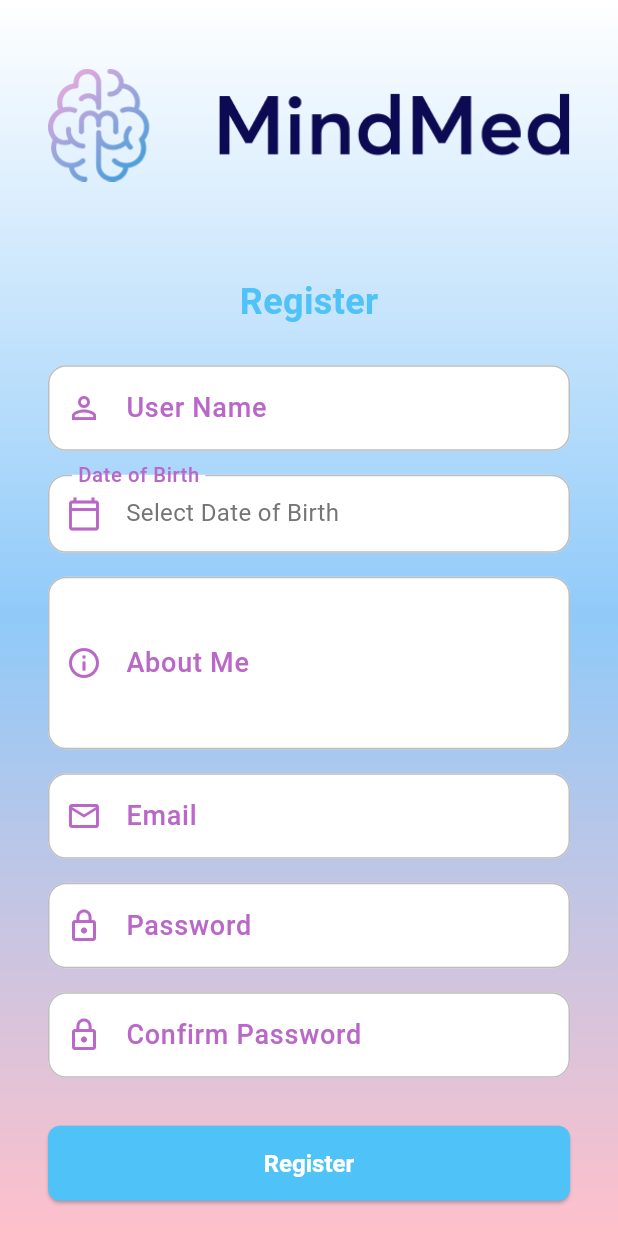
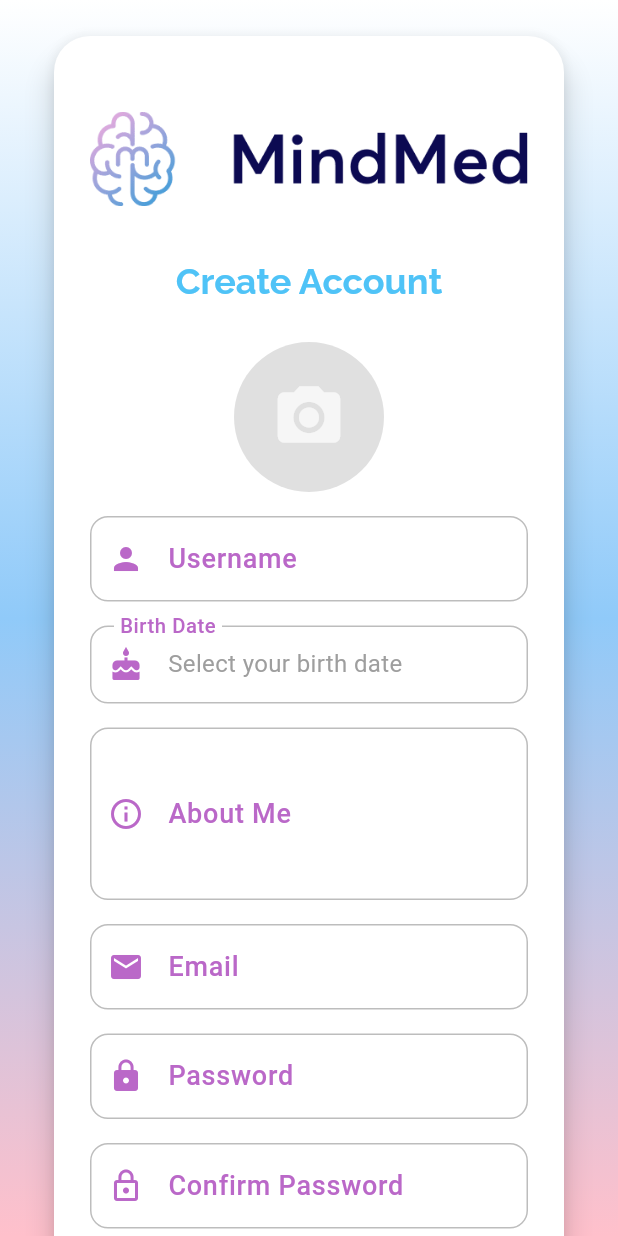
Before and after one commit to a2024113187/MindMed-app, a Flutter app: the RegisterScreen screen opened by its route, on a phone screen of 412 x 824 dp. Run offline on Flutter 3.47's test engine with Material 3 defaults, Android fonts, the phone set to English and light mode, and no system bars; our stand-ins replace cloud_firestore, firebase_auth, firebase_core, firebase_storage, flutter_local_notifications, flutter_tts and 7 more; missing offline and left inert: android_alarm_manager_plus; accounts and stored records are empty.

Commit message:
4 commit

```diff
--- a/lib/screens/register_screen.dart
+++ b/lib/screens/register_screen.dart
@@ -1,6 +1,12 @@
+import 'dart:io';
+
 import 'package:flutter/material.dart';
 import 'package:firebase_auth/firebase_auth.dart';
 import 'package:cloud_firestore/cloud_firestore.dart';
+import 'package:image_picker/image_picker.dart';
+import 'package:firebase_storage/firebase_storage.dart';
+
+
 
 
 class GlobalBackground extends StatelessWidget {
@@ -16,8 +22,8 @@ class GlobalBackground extends StatelessWidget {
           end: Alignment.bottomCenter,
           colors: [
             Colors.white,
-            Color(0xFF90CAF9), // azul suave
-            Color(0xFFFFC0CB), // rosa claro
+            Color(0xFF90CAF9),
+            Color(0xFFFFC0CB),
           ],
           stops: [0.0, 0.5, 1.0],
         ),
@@ -41,8 +47,11 @@ class _RegisterScreenState extends State<RegisterScreen> {
   final _userNameController = TextEditingController();
   final _aboutMeController = TextEditingController();
   DateTime? _birthDate;
+  bool _isLoading = false;
 
-  bool _isLoading = false;
+  File? _pickedImage;
+
+  final ImagePicker _picker = ImagePicker();
 
   Future<void> _showErrorDialog(String message) async {
     await showDialog(
@@ -61,87 +70,137 @@ class _RegisterScreenState extends State<RegisterScreen> {
 
   Future<void> _pickBirthDate() async {
     final now = DateTime.now();
-    final firstDate = DateTime(1900);
-    final lastDate = now;
-
     final picked = await showDatePicker(
       context: context,
-      initialDate: _birthDate ?? DateTime(now.year - 18, now.month, now.day),
-      firstDate: firstDate,
-      lastDate: lastDate,
+      initialDate: _birthDate ?? DateTime(now.year - 18),
+      firstDate: DateTime(1900),
+      lastDate: now,
     );
-
     if (picked != null) {
-      setState(() {
-        _birthDate = picked;
-      });
+      setState(() => _birthDate = picked);
     }
   }
 
+  Future<void> _pickImage() async {
+    final source = await showModalBottomSheet<ImageSource>(
+      context: context,
+      builder: (context) => SafeArea(
+        child: Wrap(
+          children: [
+            ListTile(
+              leading: const Icon(Icons.photo_library),
+              title: const Text('Choose from Gallery'),
+              onTap: () => Navigator.of(context).pop(ImageSource.gallery),
+            ),
+            ListTile(
+              leading: const Icon(Icons.camera_alt),
+              title: const Text('Take a Photo'),
+              onTap: () => Navigator.of(context).pop(ImageSource.camera),
+            ),
+          ],
+        ),
+      ),
+    );
+
+    if (source != null) {
+      try {
+        final pickedFile = await _picker.pickImage(
+          source: source,
+          maxWidth: 600,
+          maxHeight: 600,
+          imageQuality: 85,
+        );
+        if (pickedFile != null) {
+          setState(() {
+            _pickedImage = File(pickedFile.path);
+          });
+        }
+      } catch (e) {
+        await _showErrorDialog('Failed to pick image: $e');
+      }
+    }
+  }
+
+  Future<String?> _uploadImage(File imageFile, String userId) async {
+    try {
+      final ref = FirebaseStorage.instance
+          .ref()
+          .child('user_images')
+          .child('$userId.jpg');
+
+      final uploadTask = ref.putFile(imageFile);
+      final snapshot = await uploadTask;
+      final downloadUrl = await snapshot.ref.getDownloadURL();
+      return downloadUrl;
+    } catch (e) {
+      await _showErrorDialog('Image upload failed: $e');
+      return null;
+    }
+  }
+
+
   Future<void> _register() async {
-    // Validaciones básicas (igual que antes)
     if (_userNameController.text.trim().isEmpty) {
-      await _showErrorDialog('Please enter a User Name');
-      return;
+      return _showErrorDialog('Please enter a User Name');
     }
     if (_birthDate == null) {
-      await _showErrorDialog('Please select your Date of Birth');
-      return;
+      return _showErrorDialog('Please select your Date of Birth');
     }
     if (_aboutMeController.text.trim().isEmpty) {
-      await _showErrorDialog('Please enter information about yourself');
-      return;
+      return _showErrorDialog('Please enter information about yourself');
     }
     if (_emailController.text.trim().isEmpty) {
-      await _showErrorDialog('Please enter your Email');
-      return;
+      return _showErrorDialog('Please enter your Email');
     }
-    if (_passwordController.text.isEmpty) {
-      await _showErrorDialog('Please enter a Password');
-      return;
-    }
-    if (_confirmController.text.isEmpty) {
-      await _showErrorDialog('Please confirm your Password');
-      return;
+    if (_passwordController.text.isEmpty ||
+        _confirmController.text.isEmpty) {
+      return _showErrorDialog('Please enter and confirm your Password');
     }
     if (_passwordController.text != _confirmController.text) {
-      await _showErrorDialog('Passwords do not match');
-      return;
+      return _showErrorDialog('Passwords do not match');
+    }
+    if (_pickedImage == null) {
+      return _showErrorDialog('Please select a profile photo');
     }
 
-    setState(() {
-      _isLoading = true;
-    });
+    setState(() => _isLoading = true);
 
     try {
-      // Crear usuario en Firebase Auth
-      UserCredential userCredential = await FirebaseAuth.instance.createUserWithEmailAndPassword(
+      final userCredential = await FirebaseAuth.instance
+          .createUserWithEmailAndPassword(
         email: _emailController.text.trim(),
         password: _passwordController.text,
       );
 
-      User? user = userCredential.user;
+      final user = userCredential.user;
       if (user != null) {
-        // Guardar datos adicionales en Firestore
+        // Upload image and get URL
+        final imageUrl = await _uploadImage(_pickedImage!, user.uid);
+
+        if (imageUrl == null) {
+          // Upload failed, stop registration
+          setState(() => _isLoading = false);
+          return;
+        }
+
         await FirebaseFirestore.instance.collection('users').doc(user.uid).set({
           'userName': _userNameController.text.trim(),
           'birthDate': _birthDate!.toIso8601String(),
           'aboutMe': _aboutMeController.text.trim(),
           'email': user.email,
+          'photoUrl': imageUrl,
           'createdAt': FieldValue.serverTimestamp(),
         });
       }
 
-      if (mounted) Navigator.pop(context); // Regresa a login
+      if (mounted) Navigator.pop(context);
     } on FirebaseAuthException catch (e) {
-      await _showErrorDialog(e.message ?? 'An unknown error occurred');
+      await _showErrorDialog(e.message ?? 'Registration failed');
     } catch (e) {
-      await _showErrorDialog('Error saving user data: $e');
+      await _showErrorDialog('Error: $e');
     } finally {
       if (mounted) {
-        setState(() {
-          _isLoading = false;
-        });
+        setState(() => _isLoading = false);
       }
     }
   }
@@ -159,150 +218,169 @@ class _RegisterScreenState extends State<RegisterScreen> {
   @override
   Widget build(BuildContext context) {
     final colors = Theme.of(context).colorScheme;
-
-    String birthDateText =
-    _birthDate == null ? 'Select Date of Birth' : '${_birthDate!.toLocal()}'.split(' ')[0];
+    final birthDateText = _birthDate == null
+        ? 'Select your birth date'
+        : '${_birthDate!.toLocal()}'.split(' ')[0];
 
     return Scaffold(
-      // Elimina backgroundColor transparente para que tome el fondo del tema
-      // backgroundColor: Colors.transparent,
-
-      // Si quieres un fondo con gradiente igual que en main.dart, envuelve el body en GlobalBackground:
       body: GlobalBackground(
         child: Center(
           child: SingleChildScrollView(
-            padding: const EdgeInsets.symmetric(horizontal: 32),
+            padding: const EdgeInsets.all(24),
+            child: Card(
+              shape: RoundedRectangleBorder(
+                  borderRadius: BorderRadius.circular(24)),
+              elevation: 8,
+              margin: const EdgeInsets.symmetric(horizontal: 12),
+              child: Padding(
+                padding: const EdgeInsets.symmetric(
+                    horizontal: 24, vertical: 32),
                 child: Column(
                   mainAxisSize: MainAxisSize.min,
                   children: [
                     Image.asset(
                       'assets/icons/logo.webp',
-                  height: 120,
-                  fit: BoxFit.contain,
+                      height: 100,
                     ),
-
-                const SizedBox(height: 40),
-
+                    const SizedBox(height: 16),
                     Text(
-                  'Register',
-                  style: TextStyle(
-                    fontSize: 24,
+                      'Create Account',
+                      style: Theme.of(context).textTheme.headlineSmall?.copyWith(
                         fontWeight: FontWeight.bold,
                         color: colors.primary,
                       ),
                     ),
-
                     const SizedBox(height: 24),
 
-                // USER NAME
+                    // Profile photo picker
+                    GestureDetector(
+                      onTap: _pickImage,
+                      child: CircleAvatar(
+                        radius: 50,
+                        backgroundColor: Colors.grey[300],
+                        backgroundImage:
+                        _pickedImage != null ? FileImage(_pickedImage!) : null,
+                        child: _pickedImage == null
+                            ? const Icon(
+                          Icons.camera_alt,
+                          size: 50,
+                          color: Colors.white70,
+                        )
+                            : null,
+                      ),
+                    ),
+                    const SizedBox(height: 16),
+
+                    // Username
                     TextField(
                       controller: _userNameController,
-                  decoration: InputDecoration(
-                    labelText: 'User Name',
-                    prefixIcon: const Icon(Icons.person_outline),
-                    border: const OutlineInputBorder(),
+                      decoration: const InputDecoration(
+                        labelText: 'Username',
+                        prefixIcon: Icon(Icons.person),
+                        border: OutlineInputBorder(),
                       ),
                       textInputAction: TextInputAction.next,
                     ),
-
                     const SizedBox(height: 16),
 
-                // DATE OF BIRTH (picker)
+                    // Birthdate
                     InkWell(
                       onTap: _pickBirthDate,
                       child: InputDecorator(
-                    decoration: InputDecoration(
-                      labelText: 'Date of Birth',
-                      prefixIcon: const Icon(Icons.calendar_today_outlined),
-                      border: const OutlineInputBorder(),
+                        decoration: const InputDecoration(
+                          labelText: 'Birth Date',
+                          prefixIcon: Icon(Icons.cake),
+                          border: OutlineInputBorder(),
                         ),
                         child: Text(
                           birthDateText,
                           style: TextStyle(
-                        color:
-                        _birthDate == null ? Colors.grey.shade600 : Colors.black,
                             fontSize: 16,
+                            color: _birthDate == null
+                                ? Colors.grey
+                                : Colors.black87,
                           ),
                         ),
                       ),
                     ),
-
                     const SizedBox(height: 16),
 
-                // ABOUT ME (multiline)
+                    // About me
                     TextField(
                       controller: _aboutMeController,
-                  decoration: InputDecoration(
+                      maxLines: 3,
+                      decoration: const InputDecoration(
                         labelText: 'About Me',
-                    prefixIcon: const Icon(Icons.info_outline),
-                    border: const OutlineInputBorder(),
+                        prefixIcon: Icon(Icons.info_outline),
+                        border: OutlineInputBorder(),
                       ),
-                  maxLines: 3,
                       textInputAction: TextInputAction.newline,
                     ),
-
                     const SizedBox(height: 16),
 
-                // EMAIL
+                    // Email
                     TextField(
                       controller: _emailController,
-                  decoration: InputDecoration(
-                    labelText: 'Email',
-                    prefixIcon: const Icon(Icons.email_outlined),
-                    border: const OutlineInputBorder(),
-                  ),
                       keyboardType: TextInputType.emailAddress,
                       autofillHints: const [AutofillHints.email],
+                      decoration: const InputDecoration(
+                        labelText: 'Email',
+                        prefixIcon: Icon(Icons.email),
+                        border: OutlineInputBorder(),
+                      ),
                       textInputAction: TextInputAction.next,
                     ),
-
                     const SizedBox(height: 16),
 
-                // PASSWORD
+                    // Password
                     TextField(
                       controller: _passwordController,
                       obscureText: true,
-                  decoration: InputDecoration(
+                      decoration: const InputDecoration(
                         labelText: 'Password',
-                    prefixIcon: const Icon(Icons.lock_outline),
-                    border: const OutlineInputBorder(),
+                        prefixIcon: Icon(Icons.lock),
+                        border: OutlineInputBorder(),
                       ),
                       autofillHints: const [AutofillHints.newPassword],
                       textInputAction: TextInputAction.next,
                     ),
-
                     const SizedBox(height: 16),
 
-                // CONFIRM PASSWORD
+                    // Confirm Password
                     TextField(
                       controller: _confirmController,
                       obscureText: true,
-                  decoration: InputDecoration(
+                      decoration: const InputDecoration(
                         labelText: 'Confirm Password',
-                    prefixIcon: const Icon(Icons.lock_outline),
-                    border: const OutlineInputBorder(),
+                        prefixIcon: Icon(Icons.lock_outline),
+                        border: OutlineInputBorder(),
                       ),
-                  autofillHints: const [AutofillHints.newPassword],
                       textInputAction: TextInputAction.done,
                     ),
+                    const SizedBox(height: 24),
 
-                const SizedBox(height: 32),
-
-                ElevatedButton(
+                    // Button
+                    SizedBox(
+                      width: double.infinity,
+                      height: 48,
+                      child: ElevatedButton(
                         onPressed: _isLoading ? null : _register,
                         style: ElevatedButton.styleFrom(
-                    minimumSize: const Size.fromHeight(50),
                           backgroundColor: colors.primary,
                           foregroundColor: colors.onPrimary,
                           shape: RoundedRectangleBorder(
-                      borderRadius: BorderRadius.circular(8),
+                            borderRadius: BorderRadius.circular(12),
                           ),
                         ),
                         child: _isLoading
-                      ? const CircularProgressIndicator(color: Colors.white)
+                            ? const CircularProgressIndicator(
+                            color: Colors.white)
                             : const Text('Register'),
                       ),
+                    ),
                   ],
+                ),
+              ),
             ),
           ),
         ),
--- a/pubspec.yaml
+++ b/pubspec.yaml
@@ -54,6 +54,7 @@ dependencies:
   photo_view: ^0.14.0
   google_fonts: ^6.1.0
   cloud_firestore: ^5.6.7
+  firebase_storage: ^12.4.5
 
 
   # The following adds the Cupertino Icons font to your application.
```
Also changed, not shown: lib/screens/add_medication_screen.dart (+34 -2 lines), lib/screens/home_screen.dart (+14 -3 lines), pubspec.lock, 3 other files. Lines whose indentation alone changed are shown as unchanged.
